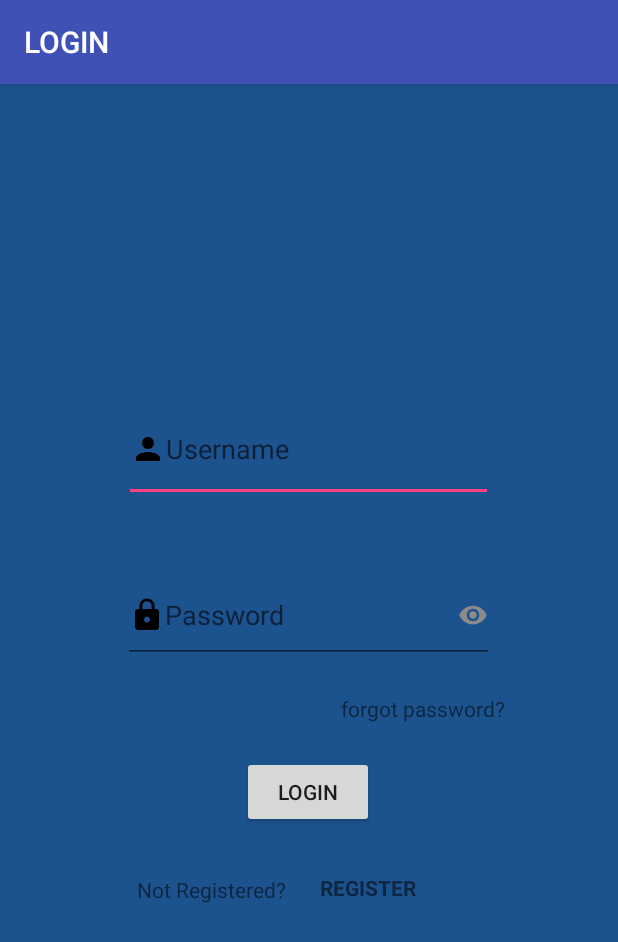
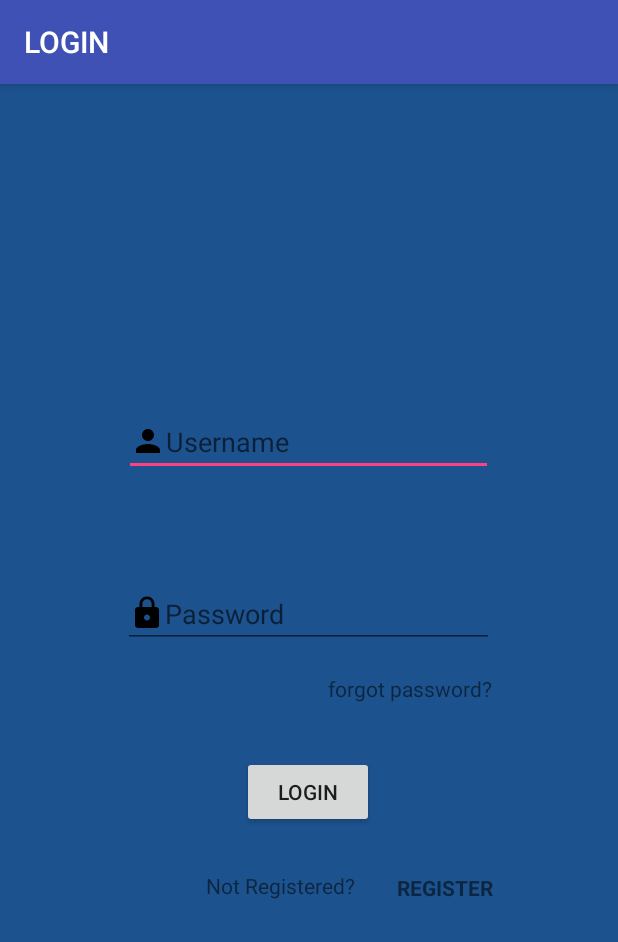
Before and after one commit to just-imagine/Doctor_Appointment_Booking, an Android app: the screen it shows after launch (LoginActivity), on a phone screen of 412 x 824 dp. Shown: the top 942 px of the screen. Run offline under Robolectric (Android 15) with nearby library versions, the phone set to English and light mode, and no system bars.

Commit message:
modified the Login page

```diff
--- a/app/src/main/res/layout/activity_login.xml
+++ b/app/src/main/res/layout/activity_login.xml
@@ -14,9 +14,10 @@
     <EditText
         android:id="@+id/username"
         android:layout_width="246dp"
-        android:layout_height="70dp"
+        android:layout_height="wrap_content"
         android:layout_marginBottom="8dp"
-
+        android:maxLines="1"
+        android:singleLine="true"
         android:layout_marginEnd="8dp"
         android:layout_marginStart="8dp"
         android:layout_marginTop="8dp"
@@ -34,13 +35,13 @@
     <EditText
         android:id="@+id/password"
         android:layout_width="247dp"
-        android:layout_height="63dp"
+        android:layout_height="wrap_content"
+        android:maxLines="1"
         android:layout_marginBottom="8dp"
         android:layout_marginEnd="8dp"
         android:layout_marginStart="8dp"
         android:layout_marginTop="8dp"
         android:drawableLeft="@drawable/lock"
-        android:drawableRight="@drawable/ic_password"
         android:hint="@string/password"
         android:inputType="textPassword"
         app:layout_constraintBottom_toBottomOf="parent"
@@ -81,10 +82,11 @@
         android:text="forgot password?"
         app:layout_constraintBottom_toBottomOf="parent"
         app:layout_constraintEnd_toEndOf="parent"
-        app:layout_constraintHorizontal_bias="0.764"
+        app:layout_constraintHorizontal_bias="0.736"
         app:layout_constraintStart_toStartOf="parent"
         app:layout_constraintTop_toTopOf="parent"
-        app:layout_constraintVertical_bias="0.544" />
+        app:layout_constraintVertical_bias="0.526" />
+
     <TextView
         android:layout_width="wrap_content"
         android:layout_height="wrap_content"
@@ -95,10 +97,10 @@
         android:text="@string/not_registered"
         app:layout_constraintBottom_toBottomOf="parent"
         app:layout_constraintEnd_toEndOf="parent"
-        app:layout_constraintHorizontal_bias="0.281"
+        app:layout_constraintHorizontal_bias="0.437"
         app:layout_constraintStart_toStartOf="parent"
         app:layout_constraintTop_toTopOf="parent"
-        app:layout_constraintVertical_bias="0.709"
+        app:layout_constraintVertical_bias="0.705"
         tools:layout_conversion_absoluteHeight="35dp"
         tools:layout_conversion_absoluteWidth="99dp" />
 
@@ -115,7 +117,7 @@
         android:textStyle="bold"
         app:layout_constraintBottom_toBottomOf="parent"
         app:layout_constraintEnd_toEndOf="parent"
-        app:layout_constraintHorizontal_bias="0.615"
+        app:layout_constraintHorizontal_bias="0.771"
         app:layout_constraintStart_toStartOf="parent"
         app:layout_constraintTop_toTopOf="parent"
         app:layout_constraintVertical_bias="0.707"
```
